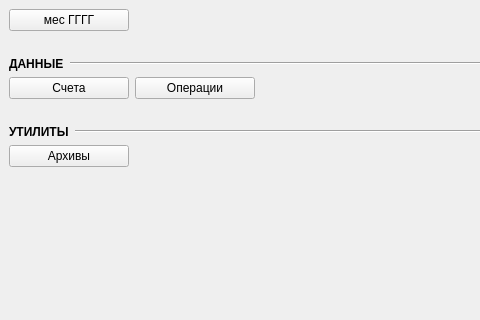
Old version of the form ui/forms/form_main.ui in the repository e-vladimir/finmanager; both pictures show x 0 to 480 and y 0 to 320 of the 800 by 639 pixel window.
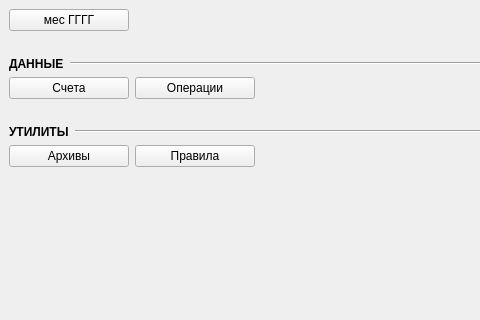
New version of the form.

Commit message: Форма Основная + Переход в форму Правила обработки данных

What changed in the file:
```diff
--- a/ui/forms/form_main.ui
+++ b/ui/forms/form_main.ui
@@ -222,6 +222,19 @@
         </property>
        </widget>
       </item>
+      <item>
+       <widget class="QPushButton" name="btn_rules">
+        <property name="minimumSize">
+         <size>
+          <width>120</width>
+          <height>0</height>
+         </size>
+        </property>
+        <property name="text">
+         <string>Правила</string>
+        </property>
+       </widget>
+      </item>
       <item>
        <spacer name="horizontalSpacer_6">
         <property name="orientation">
```
The commit also changes 22 other files.
